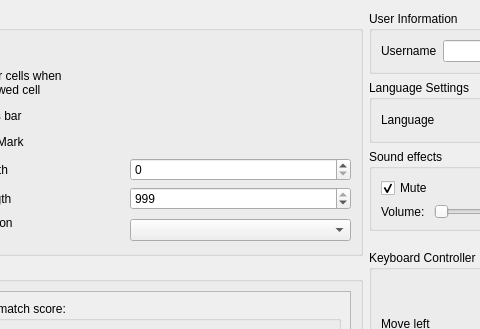
This is src/libreminespreferencesdialog.ui in Bollos00/LibreMines as Qt 5 draws it before an edit; both pictures show x 121 to 601 and y 0 to 329 of the 974 by 833 pixel window. The edited form follows.
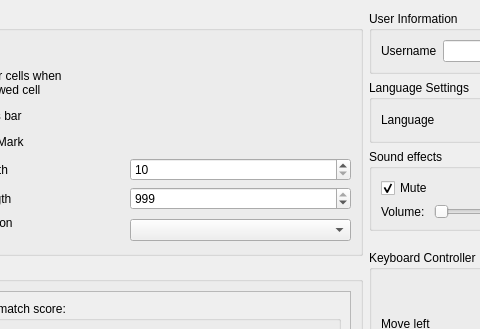
This is the edited form. Custom widgets are drawn as their Qt base class.

Commit message:
Fixed resizing issues
* This fixes item 2 of issue #50
* Fixed minimum application size to 700,500

The edit to the form file:
```diff
--- a/src/libreminespreferencesdialog.ui
+++ b/src/libreminespreferencesdialog.ui
@@ -69,6 +69,9 @@
         </item>
         <item>
          <widget class="QSpinBox" name="sbMinimumCellLength">
+          <property name="minimum">
+           <number>10</number>
+          </property>
           <property name="maximum">
            <number>999</number>
           </property>
```
Left out of the diff: 3 changed lines with no effect on the pictures. The commit also changes 2 other files.
